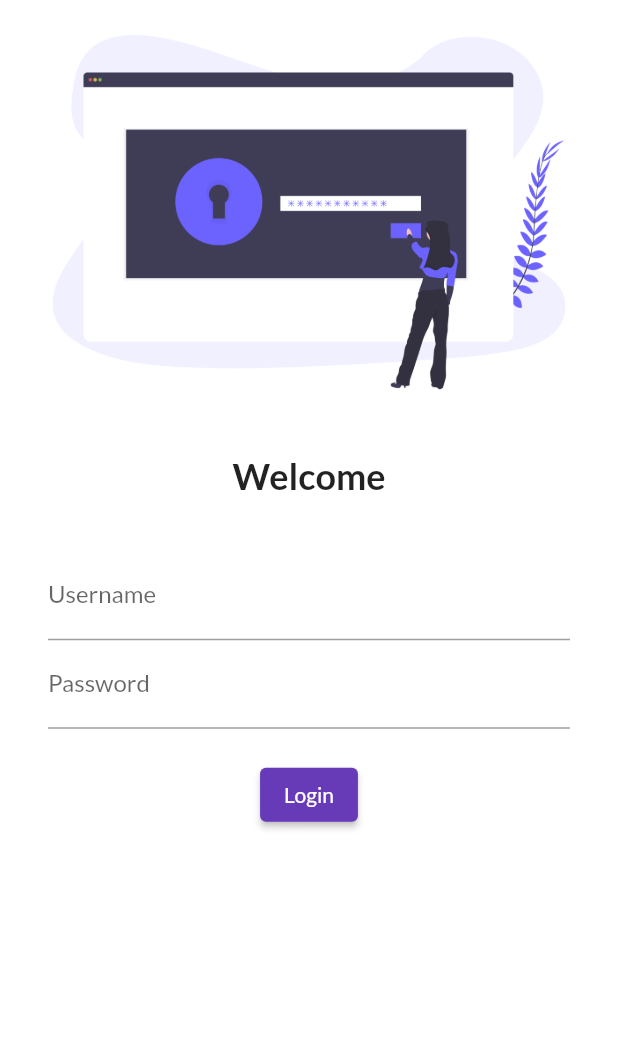
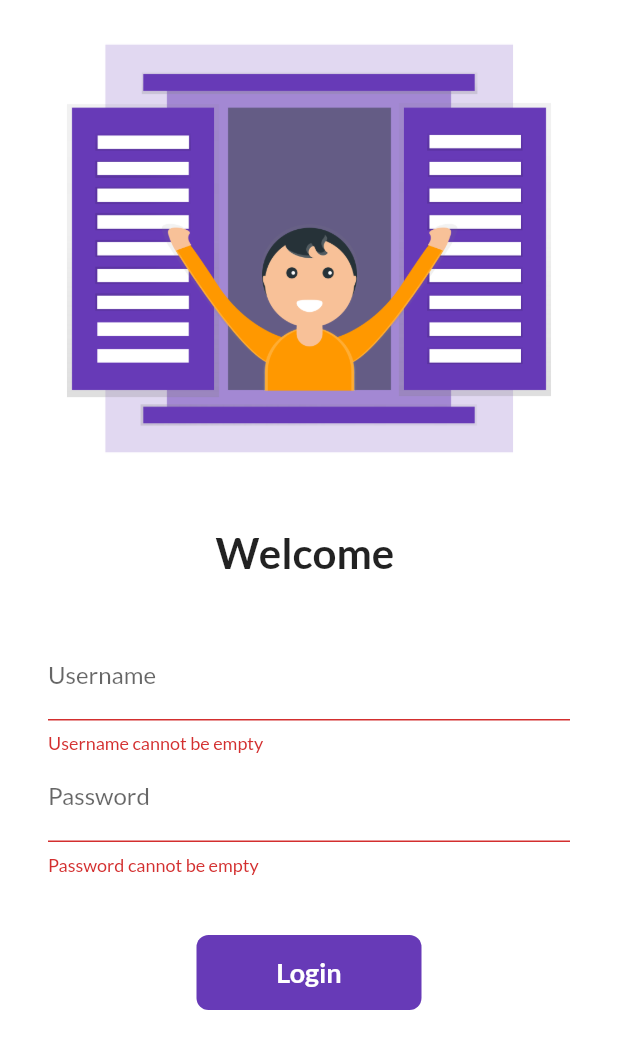
Before and after one commit to AbhishekgowdaKS/Mobile_Catalog, a Flutter app: the LoginPage screen opened by its route, after a tap on "Login", on a phone screen of 412 x 824 dp. Shown: the top 1049 px of the screen. Run offline on Flutter 3.47's test engine with Material 2 defaults, Android fonts, the phone set to English and light mode, and no system bars; our stand-ins replace google_fonts; network calls fail.

Commit message:
updated login page

```diff
--- a/lib/pages/home_page.dart
+++ b/lib/pages/home_page.dart
@@ -1,4 +1,5 @@
 import 'package:flutter/material.dart';
+import 'package:mobile_cataloge/widgets/drawer.dart';
 
 class HomePage extends StatelessWidget {
   const HomePage({Key key}) : super(key: key);
@@ -12,7 +13,7 @@ class HomePage extends StatelessWidget {
           child: Text("Welcome to Mobile Catalog"),
         ),
       ),
-      drawer: Drawer(),
+      drawer: MyDrawer(),
     );
   }
 }
--- a/lib/pages/login_page.dart
+++ b/lib/pages/login_page.dart
@@ -1,40 +1,122 @@
 import 'package:flutter/material.dart';
+import 'package:mobile_cataloge/utils/routes.dart';
 
-class LoginPage extends StatelessWidget {
-  const LoginPage({Key key}) : super(key: key);
+class LoginPage extends StatefulWidget {
+  @override
+  _LoginPageState createState() => _LoginPageState();
+}
+
+class _LoginPageState extends State<LoginPage> {
+  String name = "";
+  bool changeButton = false;
+
+  final _formKey = GlobalKey<FormState>();
+
+  moveToHome(BuildContext context) async {
+    if(_formKey.currentState.validate()) {
+      setState(() {
+        changeButton = true;
+      });
+      await Future.delayed(Duration(seconds: 1));
+      await Navigator.pushNamed(context, MyRoutes.homeRoute);
+      setState(() {
+        changeButton = false;
+      });
+    }
+  }
 
   @override
   Widget build(BuildContext context) {
     return Material(
       color: Colors.white,
+      child: SingleChildScrollView(
+        child: Form(
+          key: _formKey,
           child: Column(
             children: [
-          Image.asset("assets/images/login_image.png", fit: BoxFit.cover,),
-          SizedBox(height: 20,),
-          Text("Welcome", style: TextStyle(fontSize: 24, fontWeight: FontWeight.bold),),
-          SizedBox(height: 20,),
+              Image.asset(
+                "assets/images/welcome.png",
+                fit: BoxFit.cover,
+              ),
+              SizedBox(
+                height: 20,
+              ),
+              Text(
+                "Welcome $name",
+                style: TextStyle(fontSize: 28, fontWeight: FontWeight.bold),
+              ),
+              SizedBox(
+                height: 20,
+              ),
               Padding(
-            padding: const EdgeInsets.symmetric(horizontal: 32.0, vertical: 16.0),
+                padding: const EdgeInsets.symmetric(
+                    horizontal: 32.0, vertical: 16.0),
                 child: Column(
                   children: [
                     TextFormField(
-                  decoration: InputDecoration(labelText: "Username", hintText: "Enter username"),
+                      decoration: InputDecoration(
+                          labelText: "Username", hintText: "Enter username"),
+                      onChanged: (value) {
+                        name = value;
+                        setState(() {});
+                      },
+                      validator: (value) {
+                        if (value.isEmpty) {
+                          return "Username cannot be empty";
+                        }
+                        return null;
+                      },
                     ),
                     TextFormField(
                       obscureText: true,
-                  decoration: InputDecoration(labelText: "Password", hintText: "Enter password"),
+                      decoration: InputDecoration(
+                          labelText: "Password", hintText: "Enter password"),
+                      validator: (value) {
+                        if (value.isEmpty) {
+                          return "Password cannot be empty";
+                        }
+                        if (value.length < 8) {
+                          return "Password length should be atleast 8";
+                        }
+                        return null;
+                      },
                     ),
-                SizedBox(height: 20,),
-                ElevatedButton(
-                  onPressed: (){print("Logging in");},
-                  child: Text("Login"),
-                  style: TextButton.styleFrom(),
+                    SizedBox(
+                      height: 40,
+                    ),
+                    Material(
+                      color: Colors.deepPurple,
+                      borderRadius:
+                          BorderRadius.circular(changeButton ? 50 : 8),
+                      child: InkWell(
+                        onTap: () => moveToHome(context),
+                        child: AnimatedContainer(
+                          duration: Duration(seconds: 1),
+                          width: changeButton ? 50 : 150,
+                          height: 50,
+                          alignment: Alignment.center,
+                          child: changeButton
+                              ? Icon(
+                                  Icons.done,
+                                  color: Colors.white,
+                                )
+                              : Text(
+                                  "Login",
+                                  style: TextStyle(
+                                      color: Colors.white,
+                                      fontWeight: FontWeight.bold,
+                                      fontSize: 18),
+                                ),
+                        ),
+                      ),
                     ),
                   ],
                 ),
               ),
             ],
           ),
+        ),
+      ),
     );
   }
 }
--- /dev/null
+++ b/lib/utils/routes.dart
@@ -0,0 +1,4 @@
+class MyRoutes{
+  static String loginRoute = "/login";
+  static String homeRoute = "/home";
+}
```
Also changed, not shown: lib/main.dart (+4 -3 lines), lib/widgets/drawer.dart (added, +44 -0 lines), assets/images/welcome.png (added). Lines whose indentation alone changed are shown as unchanged.
